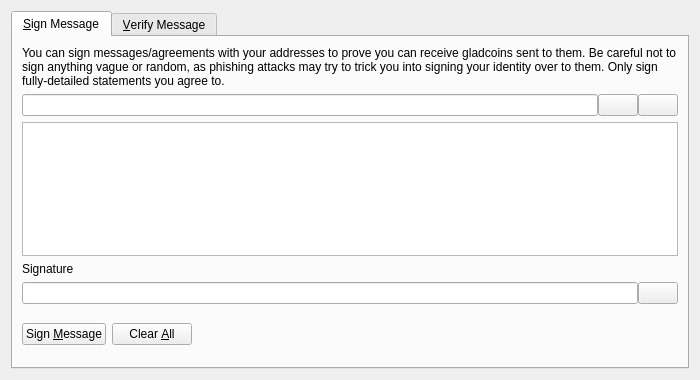
Qt form src/qt/forms/signverifymessagedialog.ui (codingbam/batamcoin) before a commit.
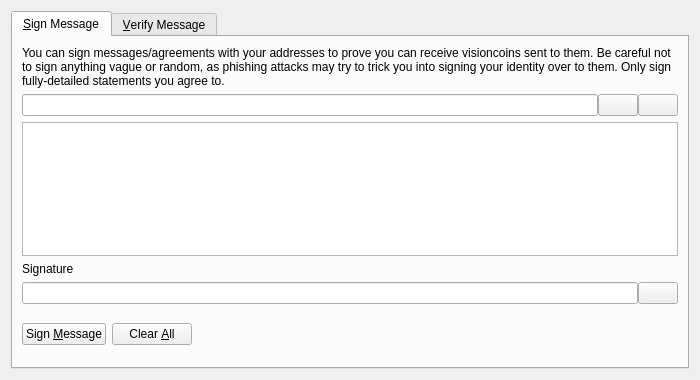
The same form after that commit. Icons and pictures are not drawn. Custom widgets are drawn as their Qt base class.

Diff of the .ui file:
```diff
--- a/src/qt/forms/signverifymessagedialog.ui
+++ b/src/qt/forms/signverifymessagedialog.ui
@@ -30,7 +30,7 @@
        <item>
         <widget class="QLabel" name="infoLabel_SM">
          <property name="text">
-          <string>You can sign messages/agreements with your addresses to prove you can receive gladcoins sent to them. Be careful not to sign anything vague or random, as phishing attacks may try to trick you into signing your identity over to them. Only sign fully-detailed statements you agree to.</string>
+          <string>You can sign messages/agreements with your addresses to prove you can receive visioncoins sent to them. Be careful not to sign anything vague or random, as phishing attacks may try to trick you into signing your identity over to them. Only sign fully-detailed statements you agree to.</string>
          </property>
          <property name="textFormat">
           <enum>Qt::PlainText</enum>
```
Left out of the diff: 8 changed lines with no effect on the pictures.
